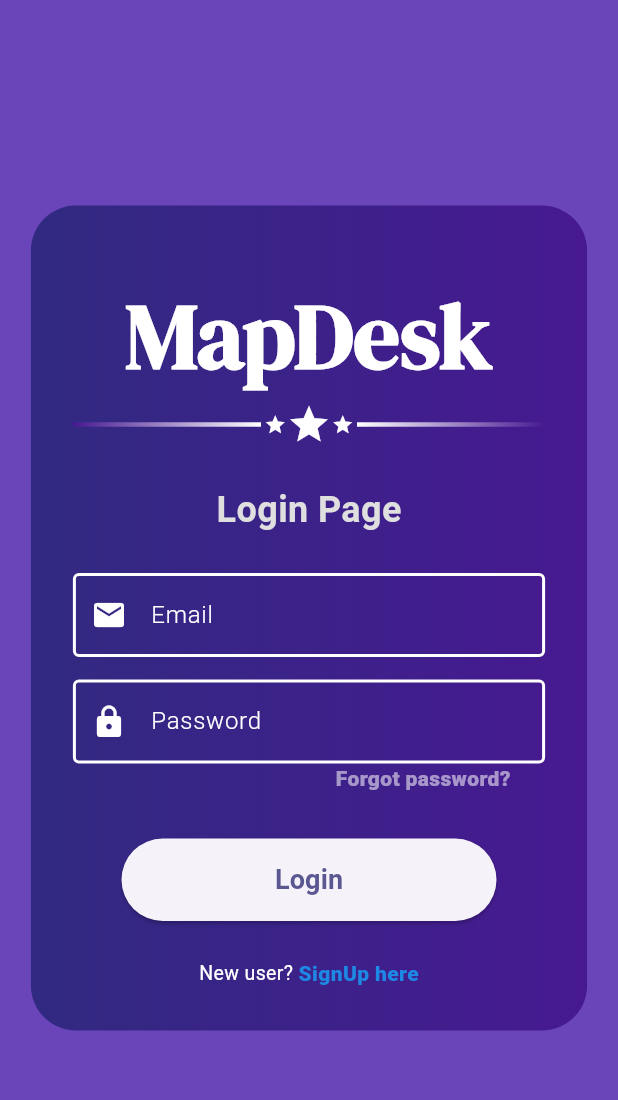
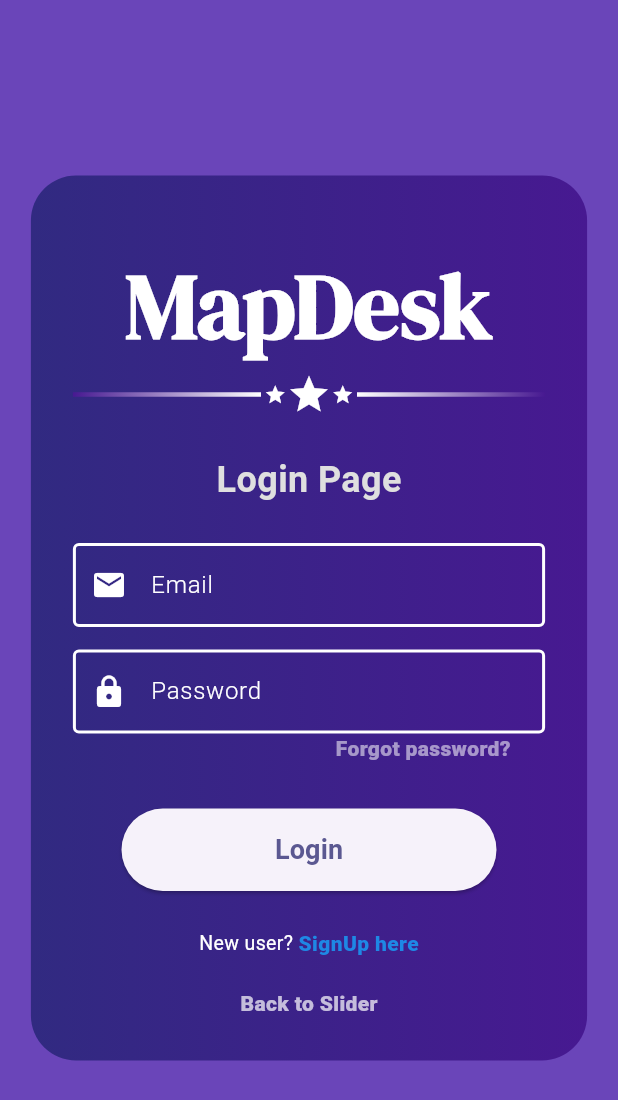
Before and after one commit to KarthikPrabhu23/MapDesk, a Flutter app: the LoginPage screen opened directly, on a phone screen of 412 x 824 dp. Shown: the top 1100 px of the screen. Run offline on Flutter 3.47's test engine with Material 3 defaults, Android fonts, the light colour scheme and no system bars; our stand-ins replace awesome_bottom_bar, cloud_firestore, firebase_auth, firebase_core, firebase_database, firebase_messaging and 11 more; missing offline and left inert: custom_info_window, firebase_app_check, flutter_google_places_hoc081098, google_api_headers, google_maps_webservice; accounts and stored records are empty.

Commit message:
Added back to slider button

```diff
--- a/lib/LoginSignup/login_page.dart
+++ b/lib/LoginSignup/login_page.dart
@@ -14,6 +14,8 @@ import 'package:map1/components/helper.dart';
 import 'package:map1/main.dart';
 import 'package:map1/service/auth_service.dart';
 import 'package:map1/service/database_service.dart';
+
+import '../onboarding_slider.dart';
 // import 'package:map1/LoginSignup/auth_page.dart';
 
 class LoginPage extends StatefulWidget {
@@ -314,6 +316,25 @@ class _LoginPageState extends State<LoginPage> {
                         ),
                       ],
                     ),
+                    const SizedBox(
+                      height: 20,
+                    ),
+                    GestureDetector(
+                      onTap: () {
+                        Navigator.push(
+                          context,
+                          MaterialPageRoute(
+                              builder: (context) => const OnboardingSlider()),
+                        );
+                      },
+                      child: const Text(
+                        'Back to Slider',
+                        style: TextStyle(
+                          color: Colors.white70,
+                          fontWeight: FontWeight.w800,
+                        ),
+                      ),
+                    ),
                   ],
                 ),
               ),
--- a/lib/TargetSelectPage/add_room.dart
+++ b/lib/TargetSelectPage/add_room.dart
@@ -615,7 +615,7 @@ class _AddRoomState extends State<AddRoom> {
           myLocationEnabled: true,
           markers: Set.from(myMarker),
           onTap: handleTap,
-          mapType: MapType.normal,
+          mapType: MapType.hybrid,
           gestureRecognizers: <Factory<OneSequenceGestureRecognizer>>{
             Factory<OneSequenceGestureRecognizer>(
               () => EagerGestureRecognizer(),
```
Also changed, not shown: 10 other files.
